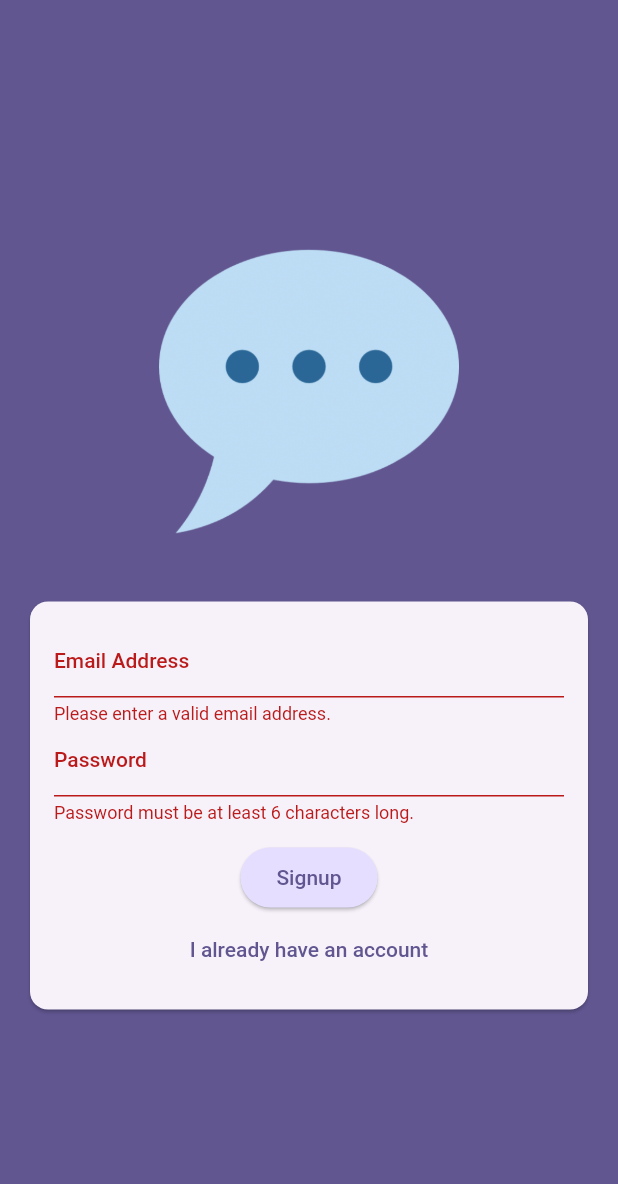
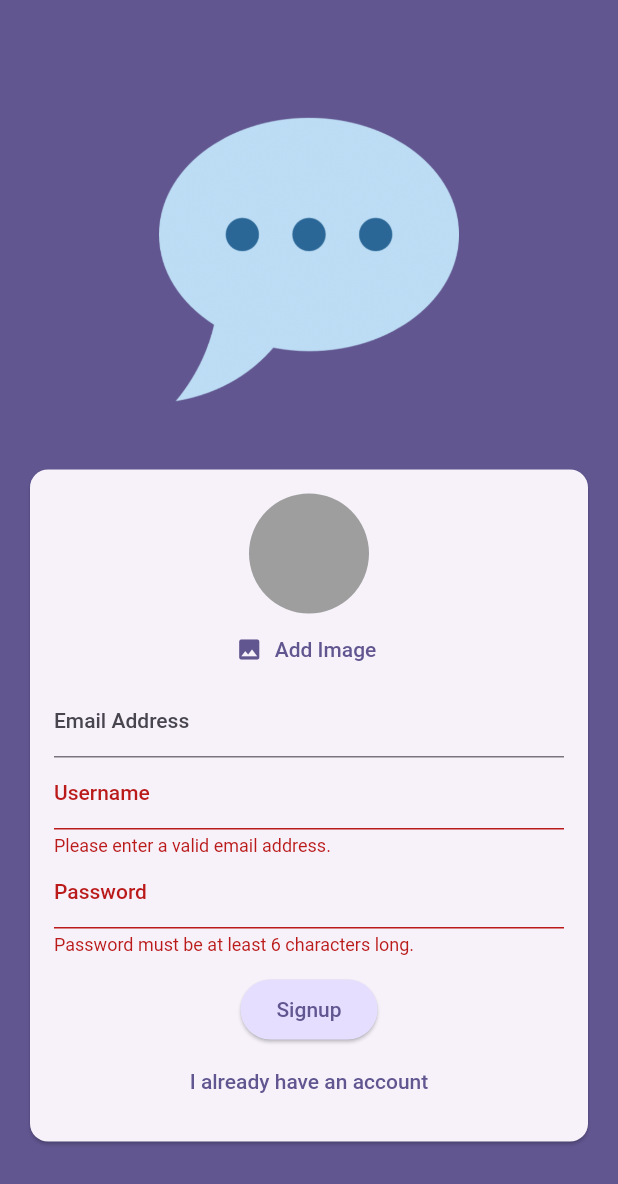
Before and after one commit to Varnitsaini12/chat_app, a Flutter app: the screen it shows after launch, after a tap on "Login", after a tap on "Create an account", on a phone screen of 412 x 824 dp. Shown: the top 1184 px of the screen. Run offline on Flutter 3.47's test engine with Material 2 defaults, Android fonts, the phone set to English and light mode, and no system bars; our stand-ins replace cloud_firestore, firebase_auth, firebase_core, firebase_messaging, firebase_storage, image_picker; accounts and stored records are empty.

```diff
--- a/lib/main.dart
+++ b/lib/main.dart
@@ -1,4 +1,7 @@
 import 'package:chat_app/screens/auth.dart';
+import 'package:chat_app/screens/chat.dart';
+import 'package:chat_app/screens/splash.dart';
+import 'package:firebase_auth/firebase_auth.dart';
 import 'package:flutter/material.dart';
 import 'package:firebase_core/firebase_core.dart';
 import 'firebase_options.dart';
@@ -23,7 +26,18 @@ class App extends StatelessWidget {
         colorScheme: ColorScheme.fromSeed(
             seedColor: const Color.fromARGB(255, 63, 17, 177)),
       ),
-      home: const AuthScreen(),
+      home: StreamBuilder(
+        stream: FirebaseAuth.instance.authStateChanges(),
+        builder: ((context, snapshot) {
+          if (snapshot.connectionState == ConnectionState.waiting) {
+            return const SplashScreen();
+          }
+          if (snapshot.hasData) {
+            return const ChatScreen();
+          }
+          return const AuthScreen();
+        }),
+      ),
     );
   }
 }
--- a/lib/screens/auth.dart
+++ b/lib/screens/auth.dart
@@ -1,3 +1,8 @@
+import 'dart:io';
+
+import 'package:chat_app/widgets/user_image_picker.dart';
+import 'package:cloud_firestore/cloud_firestore.dart';
+import 'package:firebase_storage/firebase_storage.dart';
 import 'package:flutter/material.dart';
 import 'package:firebase_auth/firebase_auth.dart';
 
@@ -18,25 +23,47 @@ class _AuthScreenState extends State<AuthScreen> {
   var _isLogin = true;
   var _enteredEmail = '';
   var _enteredPassword = '';
+  var _enteredUsername = '';
+  File? _selectedImage;
+  var _isAuthenticating = false;
 
   void _submit() async {
     final isValid = _form.currentState!.validate();
 
-    if (!isValid) {
+    if (!isValid || !_isLogin && _selectedImage == null) {
+      // show error message ...
       return;
     }
 
     _form.currentState!.save();
 
     try {
+      setState(() {
+        _isAuthenticating = true;
+      });
       if (_isLogin) {
         final userCredentials = await _firebase.signInWithEmailAndPassword(
             email: _enteredEmail, password: _enteredPassword);
-        print(userCredentials);
       } else {
         final userCredentials = await _firebase.createUserWithEmailAndPassword(
             email: _enteredEmail, password: _enteredPassword);
-        print(userCredentials);
+
+        final storageRef = FirebaseStorage.instance
+            .ref()
+            .child('user_images')
+            .child('${userCredentials.user!.uid}.jpg');
+
+        await storageRef.putFile(_selectedImage!);
+        final imageUrl = await storageRef.getDownloadURL();
+
+        await FirebaseFirestore.instance
+            .collection('users')
+            .doc(userCredentials.user!.uid)
+            .set({
+          'username': _enteredUsername,
+          'email': _enteredEmail,
+          'image_url': imageUrl,
+        });
       }
     } on FirebaseAuthException catch (error) {
       if (error.code == 'email-already-in-use') {
@@ -48,6 +75,9 @@ class _AuthScreenState extends State<AuthScreen> {
           content: Text(error.message ?? 'Authentication failed.'),
         ),
       );
+      setState(() {
+        _isAuthenticating = false;
+      });
     }
   }
 
@@ -80,6 +110,12 @@ class _AuthScreenState extends State<AuthScreen> {
                       child: Column(
                         mainAxisSize: MainAxisSize.min,
                         children: [
+                          if (!_isLogin)
+                            UserImagePicker(
+                              onPickImage: (pickedImage) {
+                                _selectedImage = pickedImage;
+                              },
+                            ),
                           TextFormField(
                             decoration: const InputDecoration(
                                 labelText: 'Email Address'),
@@ -99,6 +135,23 @@ class _AuthScreenState extends State<AuthScreen> {
                               _enteredEmail = value!;
                             },
                           ),
+                          if (!_isLogin)
+                            TextFormField(
+                              decoration:
+                                  const InputDecoration(labelText: 'Username'),
+                              enableSuggestions: false,
+                              validator: (value) {
+                                if (value == null ||
+                                    value.isEmpty ||
+                                    value.trim().length < 4) {
+                                  return 'Please enter at least 4 characters.';
+                                }
+                                return null;
+                              },
+                              onSaved: (value) {
+                                _enteredUsername = value!;
+                              },
+                            ),
                           TextFormField(
                             decoration:
                                 const InputDecoration(labelText: 'Password'),
@@ -114,6 +167,9 @@ class _AuthScreenState extends State<AuthScreen> {
                             },
                           ),
                           const SizedBox(height: 12),
+                          if (_isAuthenticating)
+                            const CircularProgressIndicator(),
+                          if (!_isAuthenticating)
                             ElevatedButton(
                               onPressed: _submit,
                               style: ElevatedButton.styleFrom(
@@ -123,6 +179,7 @@ class _AuthScreenState extends State<AuthScreen> {
                               ),
                               child: Text(_isLogin ? 'Login' : 'Signup'),
                             ),
+                          if (!_isAuthenticating)
                             TextButton(
                               onPressed: () {
                                 setState(() {
--- /dev/null
+++ b/lib/screens/splash.dart
@@ -0,0 +1,17 @@
+import 'package:flutter/material.dart';
+
+class SplashScreen extends StatelessWidget {
+  const SplashScreen({super.key});
+
+  @override
+  Widget build(BuildContext context) {
+    return Scaffold(
+      appBar: AppBar(
+        title: const Text('FlutterChat'),
+      ),
+      body: const Center(
+        child: Text('Loading...'),
+      ),
+    );
+  }
+}
--- /dev/null
+++ b/lib/widgets/user_image_picker.dart
@@ -0,0 +1,64 @@
+import 'dart:io';
+
+import 'package:flutter/material.dart';
+import 'package:image_picker/image_picker.dart';
+
+class UserImagePicker extends StatefulWidget {
+  const UserImagePicker({
+    super.key,
+    required this.onPickImage,
+  });
+
+  final void Function(File pickedImage) onPickImage;
+
+  @override
+  State<UserImagePicker> createState() {
+    return _UserImagePickerState();
+  }
+}
+
+class _UserImagePickerState extends State<UserImagePicker> {
+  File? _pickedImageFile;
+
+  void _pickImage() async {
+    final pickedImage = await ImagePicker().pickImage(
+      source: ImageSource.camera,
+      imageQuality: 50,
+      maxWidth: 150,
+    );
+
+    if (pickedImage == null) {
+      return;
+    }
+
+    setState(() {
+      _pickedImageFile = File(pickedImage.path);
+    });
+
+    widget.onPickImage(_pickedImageFile!);
+  }
+
+  @override
+  Widget build(BuildContext context) {
+    return Column(
+      children: [
+        CircleAvatar(
+          radius: 40,
+          backgroundColor: Colors.grey,
+          foregroundImage:
+              _pickedImageFile != null ? FileImage(_pickedImageFile!) : null,
+        ),
+        TextButton.icon(
+          onPressed: _pickImage,
+          icon: const Icon(Icons.image),
+          label: Text(
+            'Add Image',
+            style: TextStyle(
+              color: Theme.of(context).colorScheme.primary,
+            ),
+          ),
+        )
+      ],
+    );
+  }
+}
--- a/pubspec.yaml
+++ b/pubspec.yaml
@@ -37,6 +37,10 @@ dependencies:
   cupertino_icons: ^1.0.2
   firebase_core: ^2.15.0
   firebase_auth: ^4.7.0
+  firebase_storage: ^11.2.5
+  image_picker: ^1.0.1
+  cloud_firestore: ^4.8.3
+  firebase_messaging: ^14.6.5
 
 dev_dependencies:
   flutter_test:
```
Also changed, not shown: lib/screens/chat.dart (added, +56 -0 lines), lib/widgets/chat_messages.dart (added, +79 -0 lines), lib/widgets/message_bubble.dart (added, +147 -0 lines), lib/widgets/new_message.dart (added, +74 -0 lines), pubspec.lock, 6 other files. Lines whose indentation alone changed are shown as unchanged.
